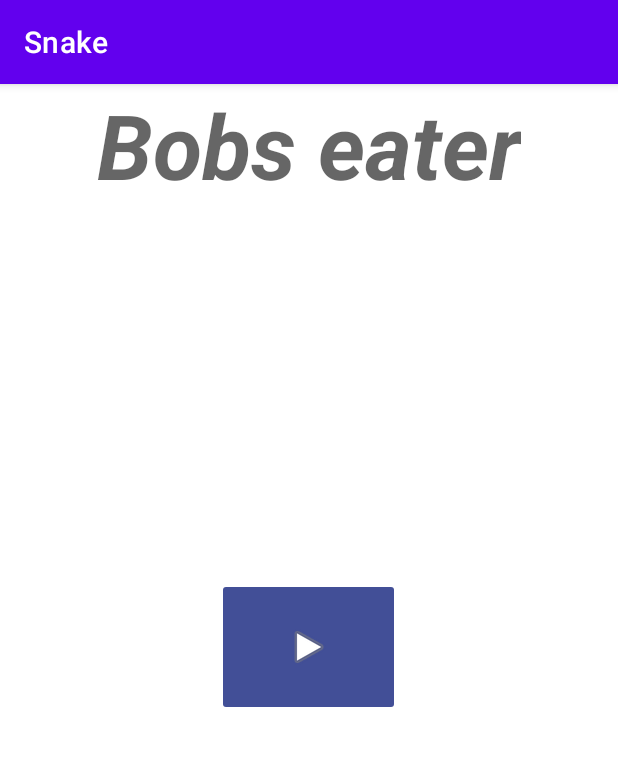
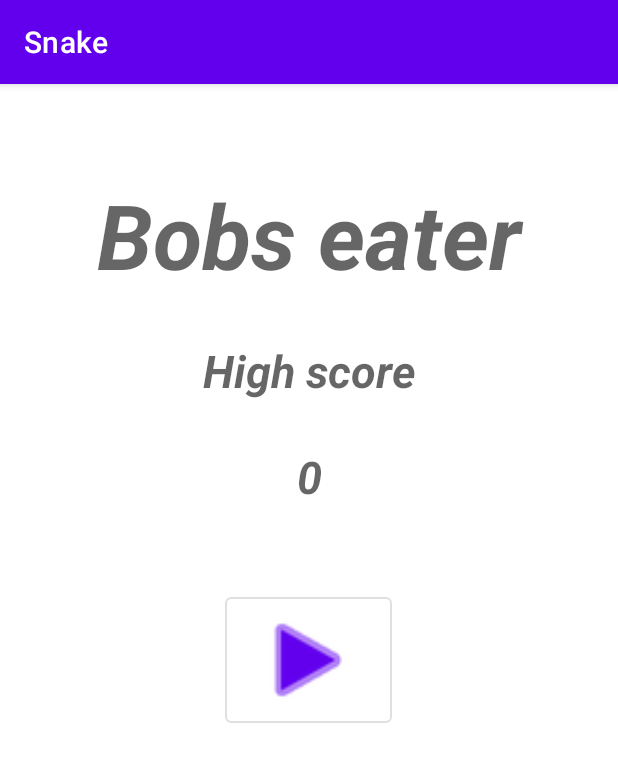
Before and after one commit to MaurizioContino/Snake, an Android app: the screen it shows after launch (MainActivity), on a phone screen of 412 x 824 dp. Shown: the top 762 px of the screen. Run offline under Robolectric (Android 15) with nearby library versions, the phone set to English and light mode, and no system bars.

Commit message:
High score

```diff
--- a/app/src/main/java/com/example/snake/MainActivity.java
+++ b/app/src/main/java/com/example/snake/MainActivity.java
@@ -2,13 +2,17 @@ package com.example.snake;
 
 import androidx.appcompat.app.AppCompatActivity;
 
+import android.content.Context;
 import android.content.Intent;
+import android.content.SharedPreferences;
 import android.os.Bundle;
 import android.view.View;
+import android.widget.TextView;
 
 public class MainActivity extends AppCompatActivity {
 
     Intent intentPlay;
+    int HightScore = 0;
     @Override
     protected void onCreate(Bundle savedInstanceState) {
 
@@ -21,7 +25,15 @@ public class MainActivity extends AppCompatActivity {
         intentPlay = new Intent(this, SnakeActivity.class);
         startActivity(intentPlay);
     }
+    @Override
+    protected void onStart() {
+        super.onStart();
 
+        SharedPreferences prefs = this.getSharedPreferences("myPrefsKey", Context.MODE_PRIVATE);
+        HightScore = prefs.getInt("hightScore", 0); //0 is the default value
+        final TextView textViewToChange = (TextView) findViewById(R.id.textView3);
+        textViewToChange.setText(Integer.toString(HightScore));
+    }
     @Override
     protected void onPause() {
         super.onPause();
--- a/app/src/main/java/com/example/snake/SnakeActivity.java
+++ b/app/src/main/java/com/example/snake/SnakeActivity.java
@@ -2,7 +2,9 @@ package com.example.snake;
 
 import androidx.appcompat.app.AppCompatActivity;
 
+import android.content.Context;
 import android.content.Intent;
+import android.content.SharedPreferences;
 import android.graphics.Point;
 import android.os.Bundle;
 import android.view.Display;
@@ -23,10 +25,21 @@ public class SnakeActivity extends AppCompatActivity {
         intentMain = new Intent(this, MainActivity.class);
     }
 
-    @Override
-    protected void onStart() {
-        super.onStart();
-        snakeEngine.resume();
+        @Override
+        protected void onStart() {
+            super.onStart();
+            SharedPreferences prefs = this.getSharedPreferences("myPrefsKey", Context.MODE_PRIVATE);
+            snakeEngine.highscore = prefs.getInt("hightScore", 0); //0 is the default value
+
+
+            snakeEngine.resume();
+        }
+
+    public void SaveHighScore(int score) {
+        SharedPreferences prefs = this.getSharedPreferences("myPrefsKey", Context.MODE_PRIVATE);
+        SharedPreferences.Editor editor = prefs.edit();
+        editor.putInt("hightScore", score);
+        editor.commit();
     }
 
     @Override
--- a/app/src/main/java/com/example/snake/SnakeEngine.java
+++ b/app/src/main/java/com/example/snake/SnakeEngine.java
@@ -284,6 +284,7 @@ public class SnakeEngine extends SurfaceView implements Runnable {
             //start again
             //soundPool.play(snake_crash, 1, 1, 0, 0, 1);
             //pause();
+            activity.SaveHighScore(highscore);
             activity.finish();
 
         }
@@ -352,6 +353,7 @@ public class SnakeEngine extends SurfaceView implements Runnable {
 
     @Override
     public void run() {
+
         while (isPlaying) {
             // Update 10 times a second
             if(updateRequired()) {
--- a/app/src/main/res/layout/activity_main.xml
+++ b/app/src/main/res/layout/activity_main.xml
@@ -1,35 +1,23 @@
 <?xml version="1.0" encoding="utf-8"?>
-<androidx.constraintlayout.widget.ConstraintLayout xmlns:android="http://schemas.android.com/apk/res/android"
+
+
+    <LinearLayout xmlns:android="http://schemas.android.com/apk/res/android"
         xmlns:app="http://schemas.android.com/apk/res-auto"
         xmlns:tools="http://schemas.android.com/tools"
+        tools:context=".MainActivity"
         android:layout_width="match_parent"
         android:layout_height="match_parent"
-    tools:context=".MainActivity">
+        android:paddingLeft="16dp"
+        android:paddingRight="16dp"
+        android:paddingTop="60dp"
+        android:orientation="vertical" >
 
-    <ImageButton
-        android:id="@+id/btnStart"
-        android:layout_width="122dp"
-        android:layout_height="92dp"
-        android:layout_marginStart="10dp"
-        android:layout_marginTop="333dp"
-        android:layout_marginEnd="10dp"
-        android:layout_marginBottom="352dp"
-        android:backgroundTint="#424F97"
-        android:contentDescription="@string/start_play"
-        android:onClick="StartPlay"
 
-        android:scaleType="center"
-        app:layout_constraintBottom_toBottomOf="parent"
-        app:layout_constraintEnd_toEndOf="parent"
-        app:layout_constraintHorizontal_bias="0.499"
-        app:layout_constraintStart_toStartOf="parent"
-        app:layout_constraintTop_toTopOf="parent"
-        app:layout_constraintVertical_bias="0.477"
-        app:srcCompat="@android:drawable/ic_media_play" />
+
 
         <TextView
             android:id="@+id/textView2"
-        android:layout_width="wrap_content"
+            android:layout_width="match_parent"
             android:layout_height="wrap_content"
             android:text="@string/bobs_eater"
             android:textAlignment="center"
@@ -37,8 +25,66 @@
             android:textSize="60sp"
             android:textStyle="bold|italic"
             app:drawableTint="#CD8888"
-        app:layout_constraintEnd_toEndOf="parent"
-        app:layout_constraintStart_toStartOf="parent"
-        tools:layout_editor_absoluteY="16dp"
-        tools:ignore="MissingConstraints" />
-</androidx.constraintlayout.widget.ConstraintLayout>
+
+             />
+    <TextView
+        android:id="@+id/textView"
+
+        android:text="High score"
+        android:textAlignment="center"
+        android:textAppearance="@style/TextAppearance.AppCompat.Display1"
+        android:textSize="30dp"
+        android:textStyle="bold|italic"
+        app:drawableTint="#CD8888"
+        android:layout_width="match_parent"
+        android:layout_height="wrap_content"
+        android:layout_marginTop="30dp"
+        />
+        <TextView
+            android:id="@+id/textView3"
+            android:layout_width="match_parent"
+            android:layout_height="wrap_content"
+            android:text="@string/high_score"
+            android:textAlignment="center"
+            android:layout_marginTop="30dp"
+            android:textAppearance="@style/TextAppearance.AppCompat.Display1"
+            android:textSize="30dp"
+            android:textStyle="bold|italic"
+            app:drawableTint="#CD8888"
+            />
+
+
+    <LinearLayout
+        android:layout_width="match_parent"
+        android:layout_height="match_parent"
+        android:orientation="horizontal">
+
+        <Space
+            android:layout_width="wrap_content"
+            android:layout_height="wrap_content"
+            android:layout_weight="1" />
+
+        <com.google.android.material.button.MaterialButton
+            style="@style/Widget.MaterialComponents.Button.OutlinedButton.Icon"
+            android:layout_width="111dp"
+            android:layout_height="84dp"
+            android:layout_marginTop="60dp"
+            android:insetLeft="0dp"
+            android:insetTop="0dp"
+            android:insetRight="0dp"
+            android:insetBottom="0dp"
+            android:onClick="StartPlay"
+            android:padding="0dp"
+            app:icon="@android:drawable/ic_media_play"
+            app:iconGravity="textStart"
+            app:iconPadding="0dp"
+            app:iconSize="72dp"
+            app:shapeAppearanceOverlay="@style/Theme.Snake" />
+
+        <Space
+            android:layout_width="wrap_content"
+            android:layout_height="wrap_content"
+            android:layout_weight="1" />
+    </LinearLayout>
+
+</LinearLayout>
--- a/app/src/main/res/values/strings.xml
+++ b/app/src/main/res/values/strings.xml
@@ -2,4 +2,5 @@
     <string name="app_name">Snake</string>
     <string name="bobs_eater">Bobs eater</string>
     <string name="start_play">Start play</string>
+    <string name="high_score">High score</string>
 </resources>
```
Lines whose indentation alone changed are shown as unchanged.
